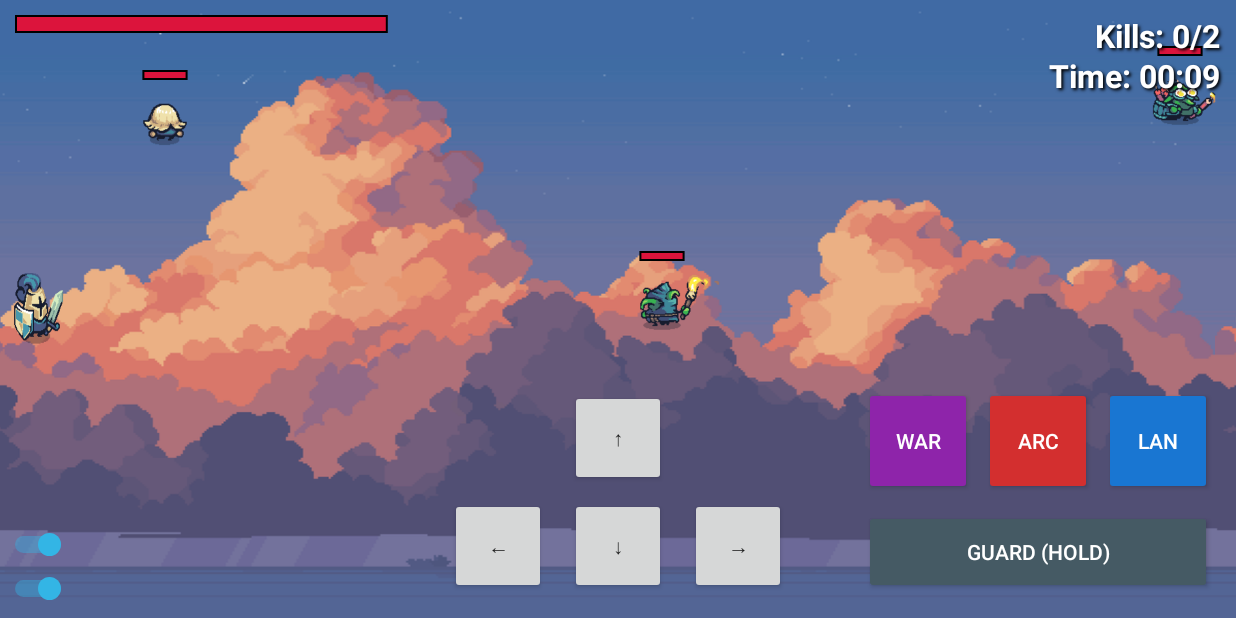
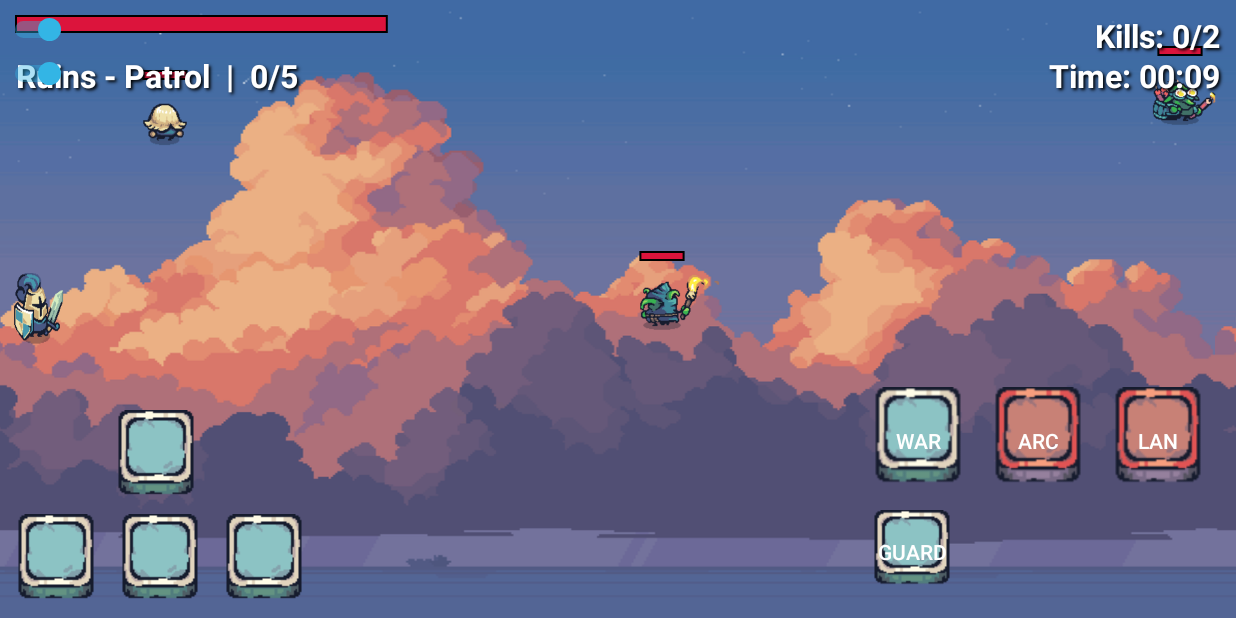
Before and after one commit to vuongvanduy0210/sorrow-knight, an Android app built with Jetpack Compose: the screen it shows after launch (GameActivity), on a phone screen of 824 x 412 dp (held sideways). Run offline under Robolectric (Android 15) with nearby library versions, the phone set to English and light mode, and no system bars.

Commit message:
update game

```diff
--- a/app/src/main/java/com/duyvv/sorrow_knight/GameActivity.kt
+++ b/app/src/main/java/com/duyvv/sorrow_knight/GameActivity.kt
@@ -64,11 +64,11 @@ class GameActivity : BaseActivity<ActivityGameBinding>(
             when (event.action) {
                 MotionEvent.ACTION_DOWN -> {
                     binding.gameView.startGuarding()
-                    true
+                    false
                 }
                 MotionEvent.ACTION_UP, MotionEvent.ACTION_CANCEL -> {
                     binding.gameView.stopGuarding()
-                    true
+                    false
                 }
                 else -> false
             }
@@ -93,11 +93,11 @@ class GameActivity : BaseActivity<ActivityGameBinding>(
             when (event.action) {
                 MotionEvent.ACTION_DOWN -> {
                     binding.gameView.startMoving(direction)
-                    true
+                    false
                 }
                 MotionEvent.ACTION_UP, MotionEvent.ACTION_CANCEL -> {
                     binding.gameView.stopMoving()
-                    true
+                    false
                 }
                 else -> false
             }
--- a/app/src/main/java/com/duyvv/sorrow_knight/ui/GameView.kt
+++ b/app/src/main/java/com/duyvv/sorrow_knight/ui/GameView.kt
@@ -115,6 +115,11 @@ class GameView(context: Context, attrs: AttributeSet? = null) : View(context, at
         strokeWidth = 2f
         isAntiAlias = true
     }
+    private val damageFlashPaint = Paint().apply {
+        color = Color.argb(0, 255, 0, 0)
+        style = Paint.Style.FILL
+        isAntiAlias = true
+    }
 
     // Text paint for HUD
     private val hudTextPaint = Paint().apply {
@@ -130,6 +135,8 @@ class GameView(context: Context, attrs: AttributeSet? = null) : View(context, at
     private val enemyDstRect = RectF()
     private val playerBoxRect = RectF()
     private val enemyHitboxRect = RectF()
+    private var lastDamageFlashAt = 0L
+    private val damageFlashDurationMs = 220L
 
     // ==================== PROJECTILES ====================
     private data class Arrow(
@@ -164,13 +171,32 @@ class GameView(context: Context, attrs: AttributeSet? = null) : View(context, at
     private val mushroomBitmap: Bitmap by lazy { BitmapFactory.decodeResource(resources, R.drawable.mushroom) }
     private var mushroomHealAmount = 2f
     private var mushroomDropChance = 1f
-    private val mushroomHitboxInsetXRatio = 1f
-    private val mushroomHitboxInsetYRatio = 1f
+    private val mushroomHitboxInsetXRatio = 0.18f
+    private val mushroomHitboxInsetYRatio = 0.22f
     private val mushroomDrawWidthPx = 64f
     private val mushroomDrawHeightPx = 64f
 
     // ==================== ENEMIES ====================
     private val enemies = mutableListOf<Enemy>()
+
+    // ==================== LEVELS ====================
+    private data class LevelConfig(
+        val name: String,
+        val killTarget: Int,
+        val maxEnemies: Int,
+        val enemySpeedMultiplier: Float,
+        val dropBonus: Float
+    )
+    private val levels = listOf(
+        LevelConfig(name = "Ruins - Patrol", killTarget = 5, maxEnemies = 3, enemySpeedMultiplier = 1.0f, dropBonus = 1.0f),
+        LevelConfig(name = "Graveyard - Stir", killTarget = 8, maxEnemies = 4, enemySpeedMultiplier = 1.1f, dropBonus = 1.1f),
+        LevelConfig(name = "Crypt - Assault", killTarget = 10, maxEnemies = 5, enemySpeedMultiplier = 1.2f, dropBonus = 1.2f)
+    )
+    private var currentLevelIndex = 0
+    private val currentLevel: LevelConfig
+        get() = levels[currentLevelIndex]
+    private var killsThisLevel = 0
+    private fun effectiveMaxEnemies(): Int = currentLevel.maxEnemies
 
     private data class EnemyAnimConfig(
         val idleSheet: Bitmap,
@@ -252,7 +278,7 @@ class GameView(context: Context, attrs: AttributeSet? = null) : View(context, at
 
     // Win condition tracking
     private var enemiesKilled = 0
-    private val enemiesToWin = 2 // Số lượng quái cần tiêu diệt để thắng
+    private val enemiesToWin = 2 // (unused after levels) giữ để tương thích nhưng không còn dùng để thắng
     private var gameStartTime = 0L
     private var isGameWon = false
 
@@ -272,6 +298,8 @@ class GameView(context: Context, attrs: AttributeSet? = null) : View(context, at
         gameStartTime = System.currentTimeMillis()
         enemiesKilled = 0
         isGameWon = false
+        currentLevelIndex = 0
+        killsThisLevel = 0
     }
 
     fun initAudio() {
@@ -309,9 +337,15 @@ class GameView(context: Context, attrs: AttributeSet? = null) : View(context, at
             return
         }
 
-        // Check for win condition
-        if (enemiesKilled >= enemiesToWin && !isGameWon && !isGameOver) {
-            isGameWon = true
+        // Level progression and win condition
+        if (!isGameOver && !isGameWon && killsThisLevel >= currentLevel.killTarget) {
+            advanceLevel()
+            if (isGameWon) {
+                showVictoryScreen()
+                return
+            }
+        }
+        if (isGameWon && !isGameOver) {
             showVictoryScreen()
             return
         }
@@ -337,6 +371,10 @@ class GameView(context: Context, attrs: AttributeSet? = null) : View(context, at
         drawPlayerHealthHud(canvas)
         drawKillCountHud(canvas)
         drawGameTimeHud(canvas)
+        drawLevelHud(canvas)
+
+        // Damage flash overlay
+        drawDamageFlash(canvas)
 
         postInvalidateOnAnimation()
     }
@@ -587,6 +625,28 @@ class GameView(context: Context, attrs: AttributeSet? = null) : View(context, at
         canvas.drawText(timeString, textX, textY, hudTextPaint)
     }
 
+    private fun drawLevelHud(canvas: Canvas) {
+        val padding = 16f
+        val name = currentLevel.name
+        val progress = "${killsThisLevel}/${currentLevel.killTarget}"
+        val text = "$name  |  $progress"
+        hudTextPaint.textAlign = Paint.Align.LEFT
+        val x = padding
+        val y = padding + hudTextPaint.textSize * 2 + 8f
+        canvas.drawText(text, x, y, hudTextPaint)
+    }
+
+    private fun drawDamageFlash(canvas: Canvas) {
+        val now = System.currentTimeMillis()
+        val elapsed = now - lastDamageFlashAt
+        if (elapsed in 0..damageFlashDurationMs) {
+            val t = 1f - (elapsed.toFloat() / damageFlashDurationMs.toFloat())
+            val alpha = (t * 160).toInt().coerceIn(0, 160) // peak 160 alpha
+            damageFlashPaint.color = Color.argb(alpha, 255, 0, 0)
+            canvas.drawRect(0f, 0f, width.toFloat(), height.toFloat(), damageFlashPaint)
+        }
+    }
+
     private fun updateMushrooms() {
         if (mushroomBitmap.width <= 0 || mushroomBitmap.height <= 0) return
         // Player bounding box
@@ -760,6 +820,7 @@ class GameView(context: Context, attrs: AttributeSet? = null) : View(context, at
 
             // Increase kill count
             enemiesKilled += killed.size
+            killsThisLevel += killed.size
 
             val canSpawn = (maxEnemies - enemies.size).coerceAtLeast(0)
             val toSpawn = minOf(canSpawn, killed.size)
@@ -781,7 +842,7 @@ class GameView(context: Context, attrs: AttributeSet? = null) : View(context, at
             if (!existingTypes.contains(Enemy.Type.TORCH)) spawnEnemy(Enemy.Type.TORCH)
             if (!existingTypes.contains(Enemy.Type.WARRIOR)) spawnEnemy(Enemy.Type.WARRIOR)
             if (!existingTypes.contains(Enemy.Type.TNT)) spawnEnemy(Enemy.Type.TNT)
-        } else if (aliveBefore < previousAliveEnemies && aliveBefore < maxEnemies) {
+        } else if (aliveBefore < previousAliveEnemies && aliveBefore < effectiveMaxEnemies()) {
             // Trường hợp có kẻ địch bị diệt, sẽ respawn cùng loại đó trong checkEnemyHit
         }
 
@@ -797,7 +858,7 @@ class GameView(context: Context, attrs: AttributeSet? = null) : View(context, at
             if (enemy.isDestroyed) continue
             // Di chuyển ngang một hướng cố định, wrap khi qua rìa
             if (enemy.state != Enemy.State.ATTACK) {
-                val speed = enemy.speedPxPerFrame
+                val speed = enemy.speedPxPerFrame * currentLevel.enemySpeedMultiplier
                 if (enemy.movingLeft) {
                     enemy.x -= speed
                     enemy.facingLeft = true
@@ -889,6 +950,7 @@ class GameView(context: Context, attrs: AttributeSet? = null) : View(context, at
                     Log.d(TAG, "updateEnemies: $actual")
                     playerHealth = (playerHealth - actual).coerceAtLeast(0f)
                     lastHitTime = now
+                    lastDamageFlashAt = now
                     Log.d(TAG, "Player bị tấn công! Máu còn: $playerHealth")
                     if (enemy.state == Enemy.State.ATTACK) {
                         enemy.dealtDamageThisAttack = true
@@ -903,7 +965,7 @@ class GameView(context: Context, attrs: AttributeSet? = null) : View(context, at
 
         // Nếu ít hơn tối đa, có thể spawn thêm để đạt tối đa 3 khi muốn
         val aliveAfter = enemies.count { !it.isDestroyed }
-        if (aliveAfter < maxEnemies && aliveAfter < minEnemiesAtStart) {
+        if (aliveAfter < effectiveMaxEnemies() && aliveAfter < minEnemiesAtStart) {
             // Bổ sung những loại còn thiếu
             val existingTypes = enemies.filter { !it.isDestroyed }.map { it.type }.toMutableSet()
             if (!existingTypes.contains(Enemy.Type.TORCH)) spawnEnemy(Enemy.Type.TORCH)
@@ -945,6 +1007,7 @@ class GameView(context: Context, attrs: AttributeSet? = null) : View(context, at
                     maybeDropMushroom(enemy)
                     // Increase kill count
                     enemiesKilled++
+                    killsThisLevel++
                 }
                 iterator.remove()
                 break
@@ -1009,6 +1072,7 @@ class GameView(context: Context, attrs: AttributeSet? = null) : View(context, at
         val intent = Intent(context, VictoryActivity::class.java)
         intent.putExtra("game_time", gameTime)
         intent.putExtra("enemies_killed", enemiesKilled)
+        intent.putExtra("levels_cleared", currentLevelIndex + if (killsThisLevel >= currentLevel.killTarget) 1 else 0)
         context.startActivity(intent)
     }
 
@@ -1020,6 +1084,8 @@ class GameView(context: Context, attrs: AttributeSet? = null) : View(context, at
 
         // Reset win condition tracking
         enemiesKilled = 0
+        currentLevelIndex = 0
+        killsThisLevel = 0
         gameStartTime = System.currentTimeMillis()
 
         // Reset character position
@@ -1075,7 +1141,9 @@ class GameView(context: Context, attrs: AttributeSet? = null) : View(context, at
         if (killed.isNotEmpty()) {
             enemies.removeAll(killed)
             // Spawn replacements immediately up to maxEnemies
-            val canSpawn = (maxEnemies - enemies.size).coerceAtLeast(0)
+            enemiesKilled += killed.size
+            killsThisLevel += killed.size
+            val canSpawn = (effectiveMaxEnemies() - enemies.size).coerceAtLeast(0)
             val toSpawn = minOf(canSpawn, killed.size)
             repeat(toSpawn) { index ->
                 val typeToRespawn = killed.getOrNull(index)?.type ?: Enemy.Type.TORCH
@@ -1103,7 +1171,8 @@ class GameView(context: Context, attrs: AttributeSet? = null) : View(context, at
     private fun maybeDropMushroom(enemy: Enemy) {
         if (mushroomBitmap.width <= 0 || mushroomBitmap.height <= 0) return
         val roll = Math.random().toFloat()
-        if (roll <= mushroomDropChance) {
+        val effectiveChance = (mushroomDropChance * currentLevel.dropBonus)
+        if (roll <= effectiveChance) {
             val dropX = (enemy.x + enemyDstRect.width() * 0.5f).coerceIn(0f,
                 (width - mushroomDrawWidthPx).coerceAtLeast(0f)
             )
@@ -1135,7 +1204,7 @@ class GameView(context: Context, attrs: AttributeSet? = null) : View(context, at
             y = spawnY,
             bitmap = cfg.idleSheet,
             type = type,
-            speedPxPerFrame = 10f,
+            speedPxPerFrame = 10f * currentLevel.enemySpeedMultiplier,
             health = 10,
             maxHealth = 10
         )
@@ -1166,4 +1235,20 @@ class GameView(context: Context, attrs: AttributeSet? = null) : View(context, at
     fun toggleSound(isEnabled: Boolean) {
         isEnabledSound = isEnabled
     }
+
+    private fun advanceLevel() {
+        // Move to next level or win if last
+        if (currentLevelIndex < levels.size - 1) {
+            currentLevelIndex += 1
+            killsThisLevel = 0
+            // Rebalance live enemies to match new cap (optional: trim extras)
+            while (enemies.count { !it.isDestroyed } > effectiveMaxEnemies()) {
+                // Remove oldest extra enemy
+                val idx = enemies.indexOfFirst { !it.isDestroyed }
+                if (idx >= 0) enemies.removeAt(idx) else break
+            }
+        } else {
+            isGameWon = true
+        }
+    }
 }
--- /dev/null
+++ b/app/src/main/res/drawable/button_blue_selector.xml
@@ -0,0 +1,7 @@
+<?xml version="1.0" encoding="utf-8"?>
+<selector xmlns:android="http://schemas.android.com/apk/res/android">
+    <item android:state_enabled="false" android:drawable="@drawable/button_disable"/>
+    <item android:state_pressed="true" android:drawable="@drawable/button_blue_pressed"/>
+    <item android:state_focused="true" android:drawable="@drawable/button_hover"/>
+    <item android:drawable="@drawable/button_blue"/>
+</selector>
--- /dev/null
+++ b/app/src/main/res/drawable/button_red_selector.xml
@@ -0,0 +1,7 @@
+<?xml version="1.0" encoding="utf-8"?>
+<selector xmlns:android="http://schemas.android.com/apk/res/android">
+    <item android:state_enabled="false" android:drawable="@drawable/button_disable" />
+    <item android:state_pressed="true" android:drawable="@drawable/button_red_pressed" />
+    <item android:state_focused="true" android:drawable="@drawable/button_hover" />
+    <item android:drawable="@drawable/button_red" />
+</selector>
--- a/app/src/main/res/layout/activity_game.xml
+++ b/app/src/main/res/layout/activity_game.xml
@@ -17,55 +17,54 @@
         android:layout_height="match_parent" />
 
     <!-- Các nút điều khiển -->
-    <LinearLayout
-        android:layout_width="match_parent"
+
+    <androidx.constraintlayout.widget.ConstraintLayout
+        android:layout_width="wrap_content"
         android:layout_height="wrap_content"
-        android:layout_gravity="bottom|center_horizontal"
-        android:gravity="center_horizontal"
-        android:orientation="vertical"
-        android:padding="16dp"
-        app:layout_constraintBottom_toBottomOf="@+id/scrollingBackground">
+        app:layout_constraintBottom_toBottomOf="parent"
+        app:layout_constraintStart_toStartOf="parent">
 
         <Button
             android:id="@+id/btnUp"
             android:layout_width="64dp"
             android:layout_height="64dp"
-            android:text="↑" />
-
-        <LinearLayout
-            android:layout_width="wrap_content"
-            android:layout_height="wrap_content"
-            android:layout_marginTop="8dp"
-            android:gravity="center"
-            android:orientation="horizontal">
+            android:layout_margin="5dp"
+            android:background="@drawable/button_blue_selector"
+            android:textColor="#FFFFFF"
+            app:layout_constraintBottom_toTopOf="@+id/btnLeft"
+            app:layout_constraintEnd_toEndOf="parent"
+            app:layout_constraintStart_toStartOf="parent"
+            app:layout_constraintTop_toTopOf="parent" />
 
         <Button
             android:id="@+id/btnLeft"
             android:layout_width="64dp"
             android:layout_height="64dp"
-                android:text="←" />
-
-            <View
-                android:layout_width="16dp"
-                android:layout_height="0dp" />
+            android:layout_margin="5dp"
+            android:background="@drawable/button_blue_selector"
+            app:layout_constraintBottom_toBottomOf="parent"
+            app:layout_constraintStart_toStartOf="parent" />
 
         <Button
             android:id="@+id/btnDown"
             android:layout_width="64dp"
             android:layout_height="64dp"
-                android:text="↓" />
-
-            <View
-                android:layout_width="16dp"
-                android:layout_height="0dp" />
+            android:layout_margin="5dp"
+            android:background="@drawable/button_blue_selector"
+            app:layout_constraintBottom_toBottomOf="@+id/btnLeft"
+            app:layout_constraintStart_toEndOf="@+id/btnLeft"
+            app:layout_constraintTop_toTopOf="@+id/btnLeft" />
 
         <Button
             android:id="@+id/btnRight"
             android:layout_width="64dp"
             android:layout_height="64dp"
-                android:text="→" />
-        </LinearLayout>
-    </LinearLayout>
+            android:layout_margin="5dp"
+            android:background="@drawable/button_blue_selector"
+            app:layout_constraintBottom_toBottomOf="parent"
+            app:layout_constraintStart_toEndOf="@+id/btnDown" />
+
+    </androidx.constraintlayout.widget.ConstraintLayout>
 
     <LinearLayout
         android:id="@+id/attackButtonsContainer"
@@ -77,6 +76,7 @@
         app:layout_constraintEnd_toEndOf="parent">
 
         <LinearLayout
+            style="?android:attr/buttonBarStyle"
             android:layout_width="wrap_content"
             android:layout_height="wrap_content"
             android:orientation="horizontal">
@@ -86,7 +86,7 @@
                 android:layout_width="72dp"
                 android:layout_height="72dp"
                 android:layout_marginEnd="8dp"
-                android:backgroundTint="#8E24AA"
+                android:background="@drawable/button_blue_selector"
                 android:text="War"
                 android:textColor="#FFFFFF" />
 
@@ -95,7 +95,7 @@
                 android:layout_width="72dp"
                 android:layout_height="72dp"
                 android:layout_marginEnd="8dp"
-                android:backgroundTint="#D32F2F"
+                android:background="@drawable/button_red_selector"
                 android:text="Arc"
                 android:textColor="#FFFFFF" />
 
@@ -103,18 +103,18 @@
                 android:id="@+id/btnAttackLancer"
                 android:layout_width="72dp"
                 android:layout_height="72dp"
-                android:backgroundTint="#1976D2"
+                android:background="@drawable/button_red_selector"
                 android:text="Lan"
                 android:textColor="#FFFFFF" />
         </LinearLayout>
 
         <Button
             android:id="@+id/btnGuard"
-            android:layout_width="match_parent"
+            android:layout_width="64dp"
             android:layout_height="56dp"
             android:layout_marginTop="10dp"
-            android:backgroundTint="#455A64"
-            android:text="Guard (Hold)"
+            android:background="@drawable/button_blue_selector"
+            android:text="Guard"
             android:textColor="#FFFFFF" />
     </LinearLayout>
 
@@ -125,9 +125,8 @@
         android:layout_margin="10dp"
         android:checked="true"
         android:thumb="@drawable/thumb"
-        app:layout_constraintBottom_toBottomOf="parent"
-        app:layout_constraintBottom_toTopOf="@id/switchSoundBackground"
         app:layout_constraintStart_toStartOf="parent"
+        app:layout_constraintTop_toTopOf="parent"
         app:track="@drawable/track" />
 
     <androidx.appcompat.widget.SwitchCompat
@@ -137,7 +136,7 @@
         android:layout_margin="10dp"
         android:checked="true"
         android:thumb="@drawable/thumb"
-        app:layout_constraintBottom_toBottomOf="parent"
         app:layout_constraintStart_toStartOf="parent"
+        app:layout_constraintTop_toBottomOf="@+id/switchSoundEffect"
         app:track="@drawable/track" />
 </androidx.constraintlayout.widget.ConstraintLayout>
--- /dev/null
+++ b/app/src/main/res/values/ids.xml
@@ -0,0 +1,5 @@
+<?xml version="1.0" encoding="utf-8"?>
+<resources>
+    <item name="tag_click_effect_applied" type="id" />
+    <item name="tag_click_effect_bound" type="id" />
+</resources>
```
Also changed, not shown: app/src/main/res/drawable/button_blue.png (added), app/src/main/res/drawable/button_blue_pressed.png (added), app/src/main/res/drawable/button_disable.png (added), app/src/main/res/drawable/button_hover.png (added), app/src/main/res/drawable/button_red.png (added), app/src/main/res/drawable/button_red_pressed.png (added). Lines whose indentation alone changed are shown as unchanged.
